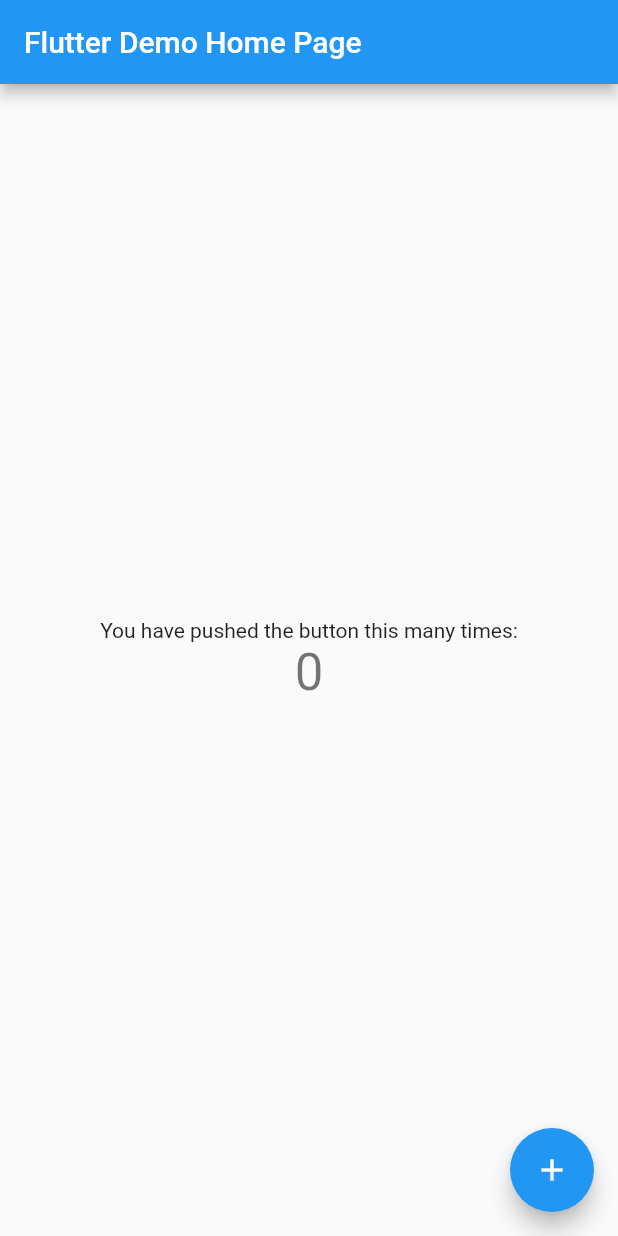
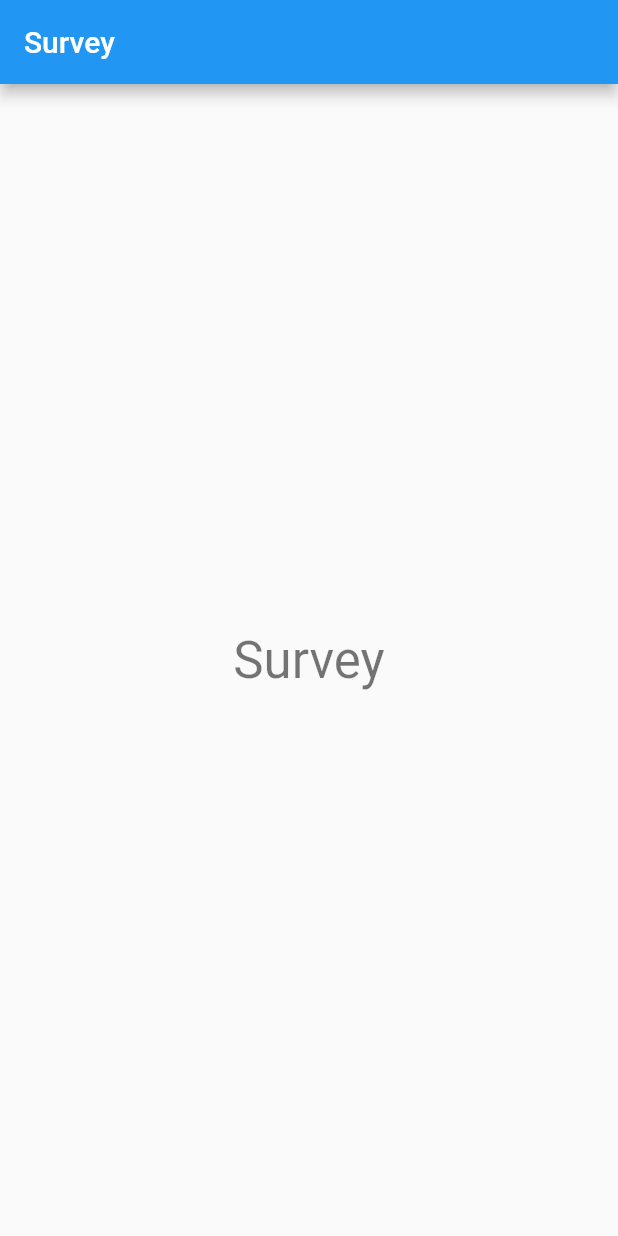
Before and after one commit to OneTrackingFramework/survey-app-ios, a Flutter app: the screen it shows after launch, on a phone screen of 412 x 824 dp. Run offline on Flutter 3.47's test engine with Material 2 defaults, Android fonts, the phone set to English and light mode, and no system bars.

Commit message:
Simple main screen

```diff
--- a/lib/main.dart
+++ b/lib/main.dart
@@ -9,7 +9,7 @@ class MyApp extends StatelessWidget {
   @override
   Widget build(BuildContext context) {
     return MaterialApp(
-      title: 'Flutter Demo',
+        title: 'Survey',
         theme: ThemeData(
           // This is the theme of your application.
           //
@@ -26,12 +26,11 @@ class MyApp extends StatelessWidget {
           // closer together (more dense) than on mobile platforms.
           visualDensity: VisualDensity.adaptivePlatformDensity,
         ),
-      home: MyHomePage(title: 'Flutter Demo Home Page'),
-    );
+        home: MyHomePage(title: 'Survey'));
   }
 }
 
-class MyHomePage extends StatefulWidget {
+class MyHomePage extends StatelessWidget {
   MyHomePage({Key key, this.title}) : super(key: key);
 
   // This widget is the home page of your application. It is stateful, meaning
@@ -46,36 +45,12 @@ class MyHomePage extends StatefulWidget {
   final String title;
 
   @override
-  _MyHomePageState createState() => _MyHomePageState();
-}
-
-class _MyHomePageState extends State<MyHomePage> {
-  int _counter = 0;
-
-  void _incrementCounter() {
-    setState(() {
-      // This call to setState tells the Flutter framework that something has
-      // changed in this State, which causes it to rerun the build method below
-      // so that the display can reflect the updated values. If we changed
-      // _counter without calling setState(), then the build method would not be
-      // called again, and so nothing would appear to happen.
-      _counter++;
-    });
-  }
-
-  @override
   Widget build(BuildContext context) {
-    // This method is rerun every time setState is called, for instance as done
-    // by the _incrementCounter method above.
-    //
-    // The Flutter framework has been optimized to make rerunning build methods
-    // fast, so that you can just rebuild anything that needs updating rather
-    // than having to individually change instances of widgets.
     return Scaffold(
       appBar: AppBar(
         // Here we take the value from the MyHomePage object that was created by
         // the App.build method, and use it to set our appbar title.
-        title: Text(widget.title),
+        title: Text(title),
       ),
       body: Center(
         // Center is a layout widget. It takes a single child and positions it
@@ -98,20 +73,15 @@ class _MyHomePageState extends State<MyHomePage> {
           mainAxisAlignment: MainAxisAlignment.center,
           children: <Widget>[
             Text(
-              'You have pushed the button this many times:',
-            ),
-            Text(
-              '$_counter',
-              style: Theme.of(context).textTheme.headline4,
+              'Survey',
+              style: Theme
+                  .of(context)
+                  .textTheme
+                  .headline4,
             ),
           ],
         ),
       ),
-      floatingActionButton: FloatingActionButton(
-        onPressed: _incrementCounter,
-        tooltip: 'Increment',
-        child: Icon(Icons.add),
-      ), // This trailing comma makes auto-formatting nicer for build methods.
     );
   }
 }
```
Lines whose indentation alone changed are shown as unchanged.
